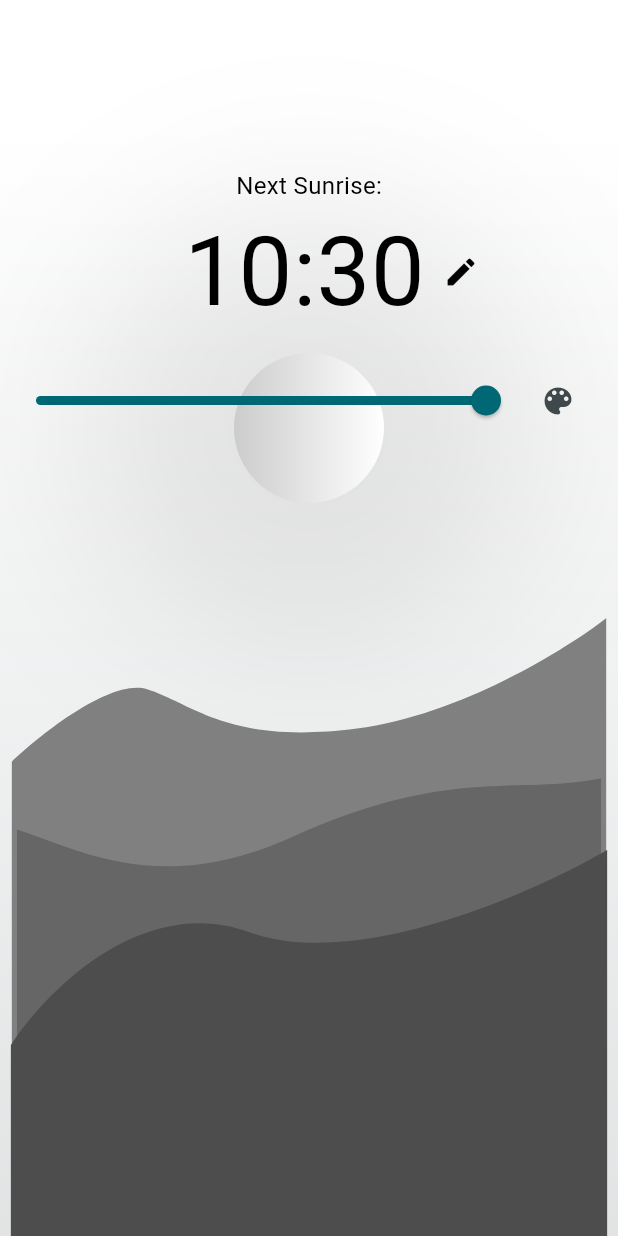
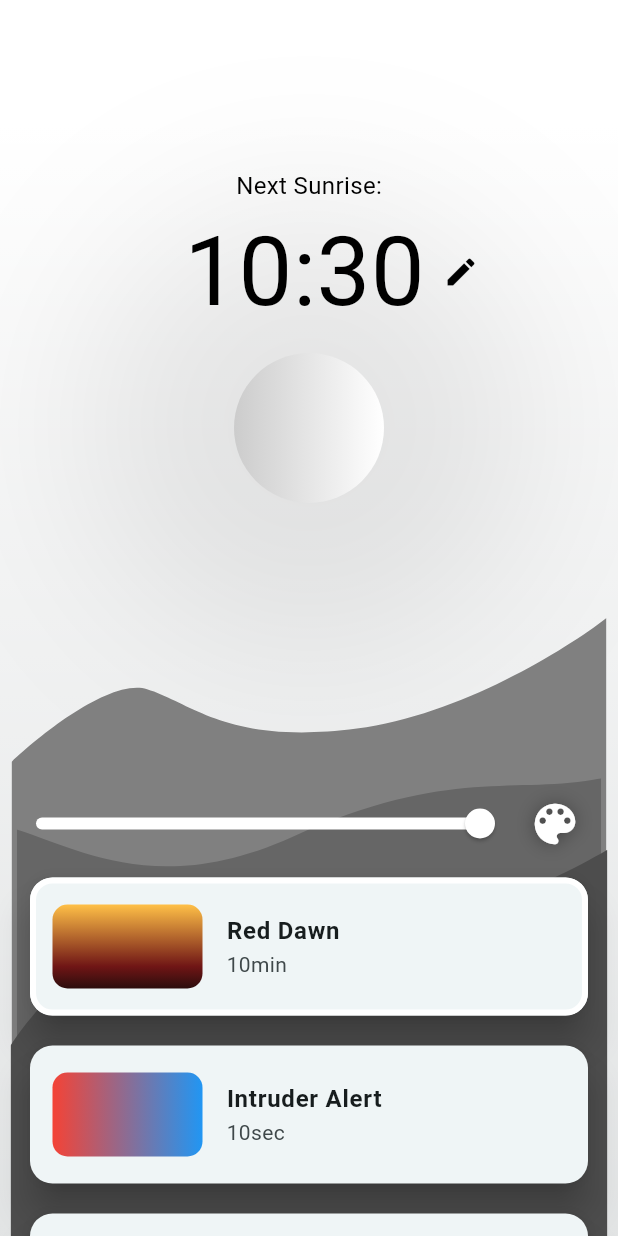
Before and after one commit to MiroKeimioniemi/LED-zeppelin-app, a Flutter app: the screen it shows after launch, on a phone screen of 412 x 824 dp. Run offline on Flutter 3.47's test engine with Material 3 defaults, Android fonts, the phone set to English and light mode, and no system bars; our stand-ins replace flutter_colorpicker, flutter_svg.

Commit message:
Everything except for BLE and alarm setting done

```diff
--- /dev/null
+++ b/lib/components/alarm_animations_list.dart
@@ -0,0 +1,130 @@
+import 'package:flutter/material.dart';
+import 'package:flutter/rendering.dart';
+
+class AlarmAnimationsList extends StatelessWidget {
+  final int selectedAnimation;
+  final Color color;
+  final Function(int) onAnimationSelected;
+
+  AlarmAnimationsList({
+    required this.selectedAnimation,
+    required this.color,
+    required this.onAnimationSelected,
+  });
+
+  final List<AlarmAnimation> alarmAnimations = [
+    AlarmAnimation(
+      title: 'Red Dawn',
+      duration: '10min',
+      gradient: LinearGradient(
+        colors: [Color(0xFFFFC047), Color(0xFF6F1515), Color(0xFF2C0D0D)],
+        stops: [0, 0.74, 1.0],
+        begin: Alignment.topCenter,
+        end: Alignment.bottomCenter,
+      ),
+    ),
+    AlarmAnimation(
+      title: 'Intruder Alert',
+      duration: '10sec',
+      gradient: LinearGradient(
+        colors: [Colors.red, Colors.blue],
+        begin: Alignment.centerLeft,
+        end: Alignment.centerRight,
+      ),
+    ),
+    AlarmAnimation(
+      title: 'Red Dawn',
+      duration: '10min',
+      gradient: LinearGradient(
+        colors: [Color(0xFFFFC047), Color(0xFF6F1515), Color(0xFF2C0D0D)],
+        stops: [0, 0.74, 1.0],
+        begin: Alignment.topCenter,
+        end: Alignment.bottomCenter,
+      ),
+    ),
+    AlarmAnimation(
+      title: 'Intruder Alert',
+      duration: '10sec',
+      gradient: LinearGradient(
+        colors: [Colors.red, Colors.blue],
+        begin: Alignment.centerLeft,
+        end: Alignment.centerRight,
+      ),
+    ),
+  ];
+
+@override
+Widget build(BuildContext context) {
+  final itemHeight = 120.0; // Adjust this value to match the height of your items
+  final controller = ScrollController();
+
+  return NotificationListener<UserScrollNotification>(
+    onNotification: (notification) {
+  if (notification.direction == ScrollDirection.idle && !controller.position.isScrollingNotifier.value) {
+    final index = (controller.offset / itemHeight).round();
+    Future.delayed(Duration.zero, () {
+      controller.animateTo(
+        index * itemHeight,
+        duration: Duration(milliseconds: 100),
+        curve: Curves.linear,
+      );
+    });
+  }
+  return true;
+},
+    child: ListView.builder(
+      controller: controller,
+      physics: const BouncingScrollPhysics(),
+      padding: const EdgeInsets.only(bottom: 20),
+      itemCount: alarmAnimations.length,
+      itemBuilder: (context, index) {
+        final animation = alarmAnimations[index];
+        return Card(
+          margin: const EdgeInsets.symmetric(vertical: 10, horizontal: 20),
+          shape: RoundedRectangleBorder(
+            borderRadius: BorderRadius.circular(15),
+            side: BorderSide(
+              color: index == selectedAnimation - 1 ? color : Colors.transparent,
+              width: 4.0,
+            ),
+          ),
+          elevation: 10,
+          child: ListTile(
+            contentPadding: const EdgeInsets.symmetric(vertical: 10, horizontal: 15),
+            title: Text(
+              animation.title,
+              style: TextStyle(
+                fontWeight: FontWeight.bold,
+              ),
+            ),
+            subtitle: Text(animation.duration),
+            leading: Container(
+              width: 100,
+              height: 100,
+              decoration: BoxDecoration(
+                gradient: animation.gradient,
+                borderRadius: BorderRadius.circular(10),
+              ),
+            ),
+            onTap: () {
+              onAnimationSelected(index + 1);
+            },
+          ),
+        );
+      },
+    ),
+  );
+}
+}
+
+class AlarmAnimation {
+  final String title;
+  final String duration;
+  final Gradient gradient;
+
+  AlarmAnimation({
+    required this.title,
+    required this.duration,
+    required this.gradient,
+  });
+}
--- a/lib/components/next_alarm.dart
+++ b/lib/components/next_alarm.dart
@@ -5,8 +5,9 @@ class NextAlarm extends StatelessWidget {
 
   final DateTime nextAlarm;
   final double brightness;
+  final bool isOn;
 
-  const NextAlarm({super.key, required this.nextAlarm, required this.brightness});
+  const NextAlarm({super.key, required this.nextAlarm, required this.brightness, required this.isOn});
 
   @override
   Widget build(BuildContext context) {
@@ -20,7 +21,7 @@ class NextAlarm extends StatelessWidget {
               'Next Sunrise:',
               style: TextStyle(
                 fontSize: 16,
-                color: (brightness < 0.5)? Colors.white : Colors.black,
+                color: (brightness < 0.5 || !isOn)? Colors.white : Colors.black,
               ),
             ),
             Padding(
@@ -33,13 +34,13 @@ class NextAlarm extends StatelessWidget {
                       DateFormat('hh:mm').format(nextAlarm),
                       style: TextStyle(
                         fontSize: 64,
-                        color: (brightness < 0.5)? Colors.white : Colors.black,
+                        color: (brightness < 0.5 || !isOn)? Colors.white : Colors.black,
                       ),
                     ),
                   ),
                   IconButton(
                     icon: Icon(Icons.edit),
-                    color: (brightness < 0.5)? Colors.white : Colors.black,
+                    color: (brightness < 0.5 || !isOn)? Colors.white : Colors.black,
                     onPressed: () {},
                   ),
                 ],
--- a/lib/main.dart
+++ b/lib/main.dart
@@ -1,6 +1,7 @@
 import 'package:flutter/material.dart';
 import 'package:flutter/services.dart';
 import 'package:flutter_colorpicker/flutter_colorpicker.dart';
+import 'package:led_zeppelin_app/components/alarm_animations_list.dart';
 import 'package:led_zeppelin_app/components/celestial.dart';
 import 'package:led_zeppelin_app/components/next_alarm.dart';
 import 'package:provider/provider.dart';
@@ -56,6 +57,11 @@ class LampState extends ChangeNotifier {
     _nextAlarm = nextAlarm;
     notifyListeners();
   }
+
+  void setSelectedAnimation(int selectedAnimation) {
+    _selectedAnimation = selectedAnimation;
+    notifyListeners();
+  }
 }
 
 class LEDZeppelinApp extends StatelessWidget {
@@ -88,6 +94,7 @@ class _MyHomePageState extends State<MyHomePage> {
   @override
   Widget build(BuildContext context) {
     return Scaffold(
+      resizeToAvoidBottomInset: false,
       body: Stack(
         children: <Widget>[
           // The bottommost background element
@@ -130,43 +137,65 @@ class _MyHomePageState extends State<MyHomePage> {
           ),
           Column(
             children: [
-              SizedBox(height: 96),
+              const SizedBox(height: 96),
               Consumer<LampState>(
                 builder: (context, lampState, child) => NextAlarm(
                   nextAlarm: lampState.nextAlarm,
                   brightness: lampState.brightness,
+                  isOn: lampState.isOn,
                 ),
               ),
+              const SizedBox(height: 280),
               Row(
                 mainAxisAlignment: MainAxisAlignment.center,
                 children: [
                   Expanded(
                     child: Consumer<LampState>(
-                        builder: (context, lampState, child) => Slider(
+                      builder: (context, lampState, child) => SliderTheme(
+                        data: SliderTheme.of(context).copyWith(
+                          trackHeight: 6.0,
+                          activeTrackColor: Colors.white,
+                          inactiveTrackColor: Colors.white.withOpacity(0.5),
+                          thumbColor: Colors.white,
+                          thumbShape: const RoundSliderThumbShape(
+                              enabledThumbRadius: 10.0),
+                        ),
+                        child: Slider(
                           value: lampState.brightness,
                           min: 0.0,
                           max: 1.0,
                           onChanged: (double value) {
                             lampState.setBrightness(value);
-                            }),
+                          },
+                        ),
+                      ),
                     ),
                   ),
                   Consumer<LampState>(
                     builder: (context, lampState, child) => Padding(
                       padding: const EdgeInsets.only(right: 16.0),
                       child: IconButton(
-                        icon: const Icon(Icons.color_lens),
+                        icon: const Icon(
+                          Icons.color_lens,
+                          shadows: [
+                            Shadow(color: Colors.black38, blurRadius: 16.0)
+                          ],
+                        ),
+                        color: Colors.white,
+                        iconSize: 36,
                         onPressed: () {
                           showModalBottomSheet(
                             context: context,
-                            backgroundColor: const Color.fromARGB(255, 20, 20, 20),
+                            backgroundColor:
+                                const Color.fromARGB(255, 20, 20, 20),
                             builder: (BuildContext context) {
                               return Padding(
                                 padding: const EdgeInsets.all(32.0),
                                 child: SingleChildScrollView(
                                     child: Theme(
                                   data: Theme.of(context).copyWith(
-                                      textTheme: Theme.of(context).textTheme.apply(
+                                    textTheme:
+                                        Theme.of(context).textTheme.apply(
                                               bodyColor: Colors.white,
                                               displayColor: Colors.white,
                                             ),
@@ -176,15 +205,19 @@ class _MyHomePageState extends State<MyHomePage> {
                                     hueRingStrokeWidth: 30,
                                     displayThumbColor: false,
                                     onColorChanged: (Color color) {
-                                        if (color.red == color.green && color.green == color.blue) {
+                                      if (color.red == color.green &&
+                                          color.green == color.blue) {
                                         lampState.setColor(Colors.white);
                                       } else {
-                                          lampState.setColor(HSLColor.fromColor(color).withLightness(0.7).withSaturation(1).toColor());
+                                        lampState.setColor(
+                                            HSLColor.fromColor(color)
+                                                .withLightness(0.7)
+                                                .withSaturation(1)
+                                                .toColor());
                                       }
                                     },
                                   ),
-                                  )
-                                ),
+                                )),
                               );
                             },
                           );
@@ -194,6 +227,17 @@ class _MyHomePageState extends State<MyHomePage> {
                   ),
                 ],
               ),
+              Expanded(
+                child: Consumer<LampState>(
+                  builder: (context, lampState, child) => AlarmAnimationsList(
+                      selectedAnimation: lampState.selectedAnimation,
+                      color: lampState.color,
+                      onAnimationSelected: (int selectedAnimation) {
+                        lampState.setSelectedAnimation(selectedAnimation);
+                      },
+                  ),
+                ),
+              ),
             ],
           ),
         ],
```
Lines whose indentation alone changed are shown as unchanged.
